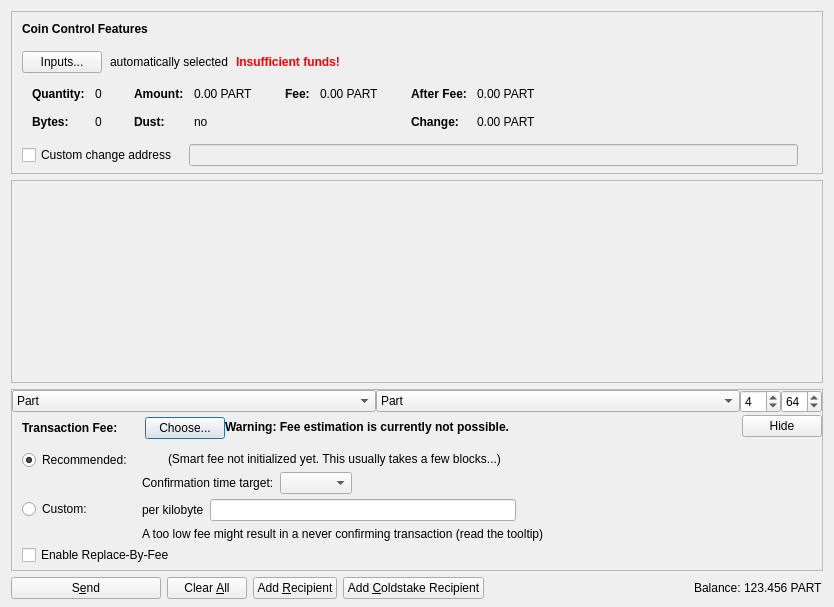
Qt form src/qt/forms/sendcoinsdialog.ui (ghost-coin/ghost-legacy) before a commit.
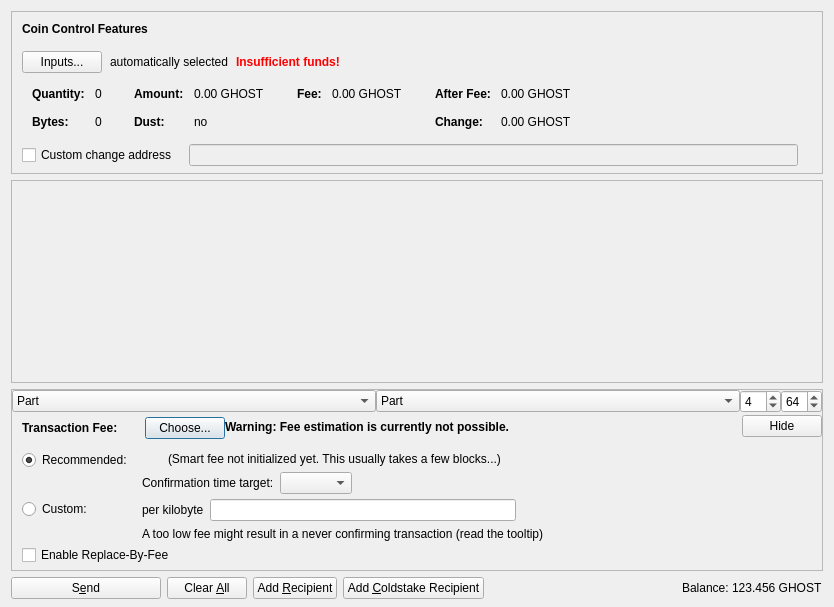
The same form after that commit. Icons and pictures are not drawn. Custom widgets are drawn as their Qt base class.

Commit message: Rebrand to Ghost

Patch:
```diff
--- a/src/qt/forms/sendcoinsdialog.ui
+++ b/src/qt/forms/sendcoinsdialog.ui
@@ -324,7 +324,7 @@
                   <enum>Qt::ActionsContextMenu</enum>
                  </property>
                  <property name="text">
-                  <string notr="true">0.00 PART</string>
+                  <string notr="true">0.00 GHOST</string>
                  </property>
                  <property name="textInteractionFlags">
                   <set>Qt::LinksAccessibleByMouse|Qt::TextSelectableByKeyboard|Qt::TextSelectableByMouse</set>
@@ -404,7 +404,7 @@
                   <enum>Qt::ActionsContextMenu</enum>
                  </property>
                  <property name="text">
-                  <string notr="true">0.00 PART</string>
+                  <string notr="true">0.00 GHOST</string>
                  </property>
                  <property name="textInteractionFlags">
                   <set>Qt::LinksAccessibleByMouse|Qt::TextSelectableByKeyboard|Qt::TextSelectableByMouse</set>
@@ -455,7 +455,7 @@
                   <enum>Qt::ActionsContextMenu</enum>
                  </property>
                  <property name="text">
-                  <string notr="true">0.00 PART</string>
+                  <string notr="true">0.00 GHOST</string>
                  </property>
                  <property name="textInteractionFlags">
                   <set>Qt::LinksAccessibleByMouse|Qt::TextSelectableByKeyboard|Qt::TextSelectableByMouse</set>
@@ -484,7 +484,7 @@
                   <enum>Qt::ActionsContextMenu</enum>
                  </property>
                  <property name="text">
-                  <string notr="true">0.00 PART</string>
+                  <string notr="true">0.00 GHOST</string>
                  </property>
                  <property name="textInteractionFlags">
                   <set>Qt::LinksAccessibleByMouse|Qt::TextSelectableByKeyboard|Qt::TextSelectableByMouse</set>
@@ -1314,7 +1314,7 @@
           <cursorShape>IBeamCursor</cursorShape>
          </property>
          <property name="text">
-          <string notr="true">123.456 PART</string>
+          <string notr="true">123.456 GHOST</string>
          </property>
          <property name="textInteractionFlags">
           <set>Qt::LinksAccessibleByMouse|Qt::TextSelectableByKeyboard|Qt::TextSelectableByMouse</set>
```
The commit also changes 176 other files.
